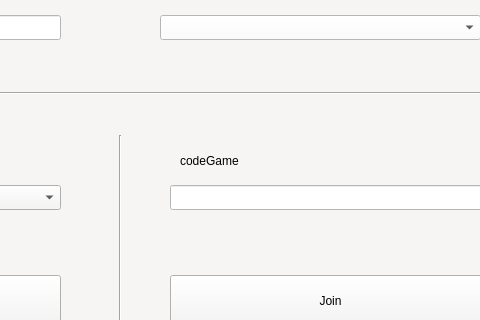
Old version of the form client/menuQT/mainwindow.ui in the repository Left4DeadTaller1/Left4Dead; both pictures show x 590 to 1070 and y 235 to 555 of the 1400 by 800 pixel window.
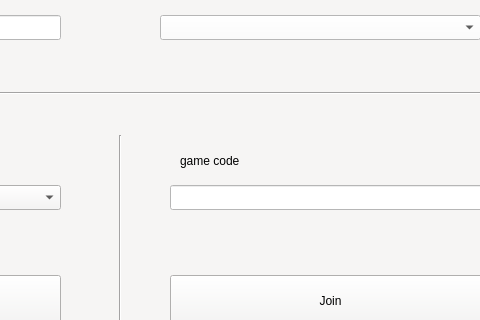
New version of the form.

The edit to the form file:
```diff
--- a/client/menuQT/mainwindow.ui
+++ b/client/menuQT/mainwindow.ui
@@ -223,7 +223,7 @@
       <string notr="true">font: 500 18pt &quot;Ubuntu&quot;;</string>
      </property>
      <property name="text">
-      <string>codeGame</string>
+      <string>game code</string>
      </property>
     </widget>
     <zorder>createButton</zorder>
```
